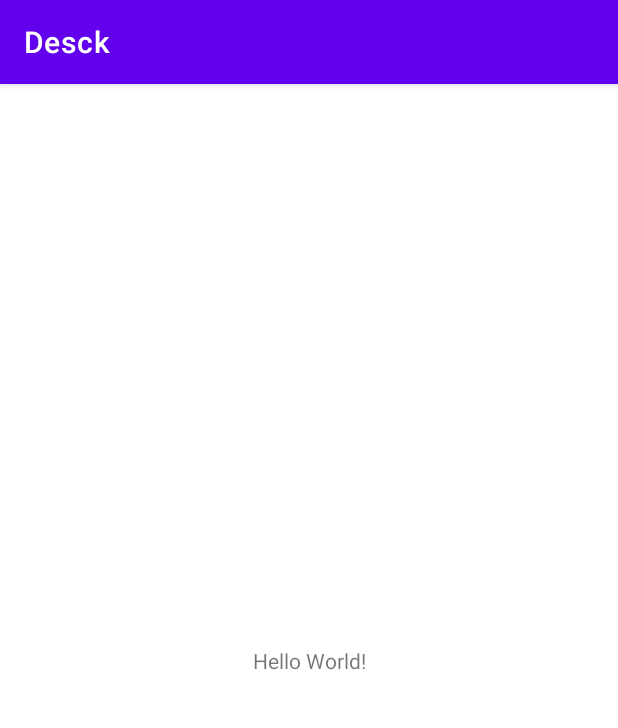
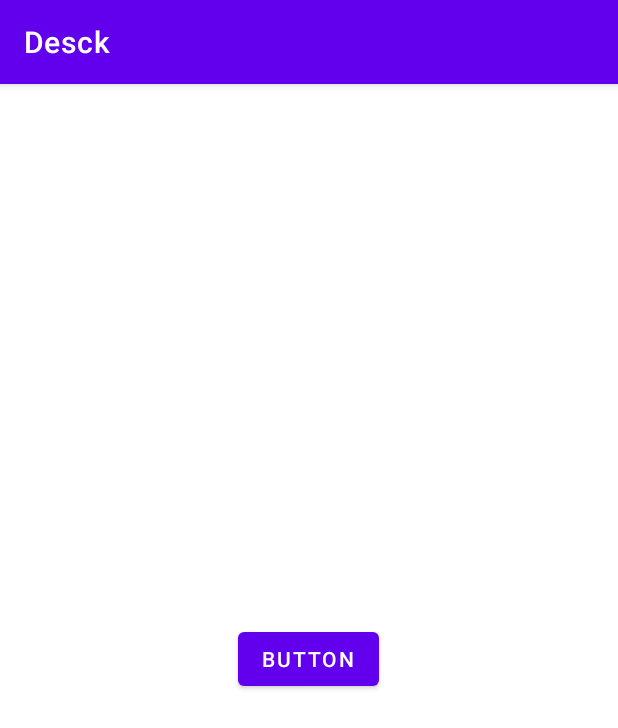
Before and after one commit to victorshkoda/FirstDesck, an Android app: the screen it shows after launch (MainActivity), on a phone screen of 412 x 824 dp. Shown: the top 728 px of the screen. Run offline under Robolectric (Android 15) with nearby library versions, the phone set to English and light mode, and no system bars.

Commit message:
Test from home

```diff
--- a/app/src/main/res/layout/activity_main.xml
+++ b/app/src/main/res/layout/activity_main.xml
@@ -6,13 +6,15 @@
     android:layout_height="match_parent"
     tools:context=".MainActivity">
 
-    <TextView
+    <Button
+        android:id="@+id/button"
         android:layout_width="wrap_content"
         android:layout_height="wrap_content"
-        android:text="Hello World!"
+        android:text="Button"
         app:layout_constraintBottom_toBottomOf="parent"
-        app:layout_constraintLeft_toLeftOf="parent"
-        app:layout_constraintRight_toRightOf="parent"
-        app:layout_constraintTop_toTopOf="parent" />
-
+        app:layout_constraintEnd_toEndOf="parent"
+        app:layout_constraintHorizontal_bias="0.498"
+        app:layout_constraintStart_toStartOf="parent"
+        app:layout_constraintTop_toTopOf="parent"
+        app:layout_constraintVertical_bias="0.499" />
 </androidx.constraintlayout.widget.ConstraintLayout>
```
